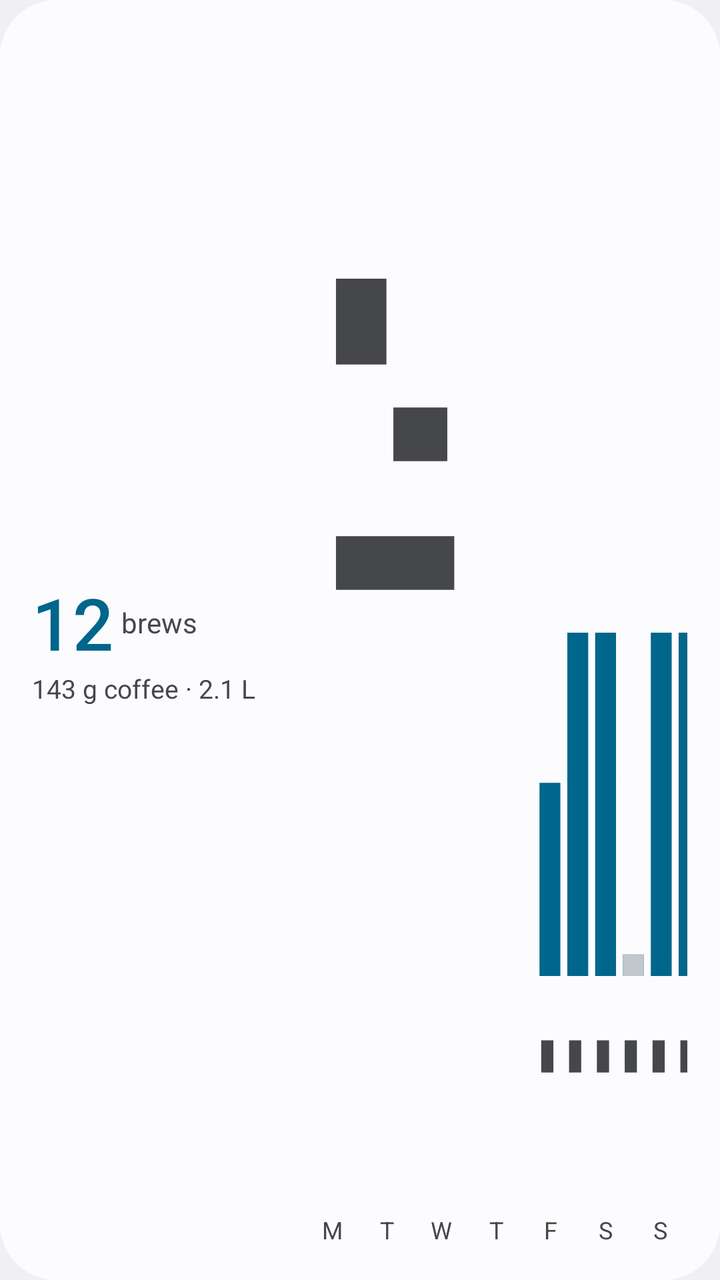
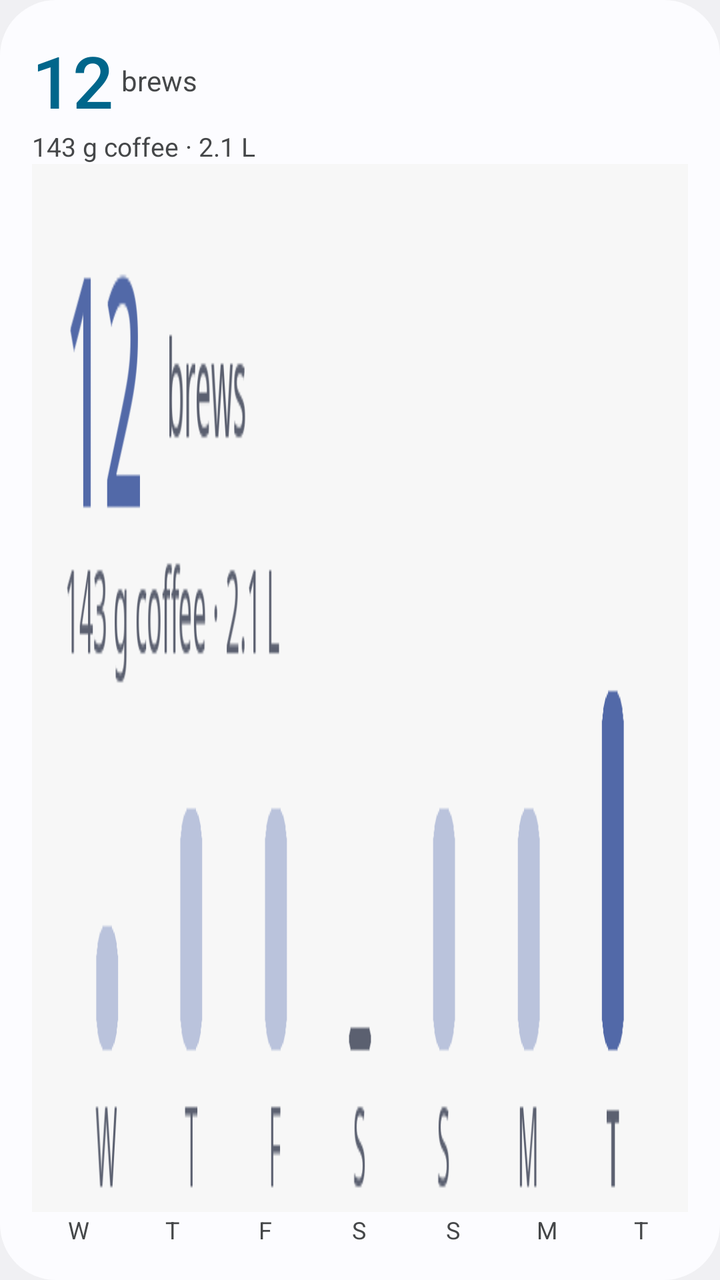

Two renders of the same Android screen: before a commit and after it. Below are the layout's source before the change and the commit's diff.
<!-- AndroidManifest.xml: application theme Theme.App -->
<!-- res/layout/widget_week_preview.xml -->
<?xml version="1.0" encoding="utf-8"?>
<LinearLayout xmlns:android="http://schemas.android.com/apk/res/android" android:id="@android:id/background" android:layout_width="match_parent" android:layout_height="match_parent" android:orientation="horizontal" android:gravity="center_vertical" android:background="@drawable/widget_brew_background" android:padding="16dp">
    <LinearLayout android:layout_width="0dp" android:layout_height="match_parent" android:layout_weight="1" android:gravity="center_vertical" android:orientation="vertical">
        <LinearLayout android:layout_width="match_parent" android:layout_height="wrap_content" android:gravity="center_vertical" android:orientation="horizontal"><TextView android:layout_width="wrap_content" android:layout_height="wrap_content" android:text="12" android:fontFamily="sans-serif-medium" android:textColor="@color/widget_hero_text" android:textSize="36sp"/><TextView android:layout_width="wrap_content" android:layout_height="wrap_content" android:layout_marginStart="4dp" android:text="brews" android:textColor="@color/widget_secondary_text" android:textSize="14sp"/></LinearLayout>
        <TextView android:layout_width="match_parent" android:layout_height="wrap_content" android:text="143 g coffee · 2.1 L" android:textColor="@color/widget_secondary_text" android:textSize="13sp"/>
    </LinearLayout>
    <LinearLayout android:layout_width="0dp" android:layout_height="match_parent" android:layout_weight="1.4" android:orientation="vertical">
        <ImageView android:layout_width="match_parent" android:layout_height="0dp" android:layout_weight="1" android:src="@drawable/widget_week_preview" android:scaleType="fitXY"/>
        <LinearLayout android:layout_width="match_parent" android:layout_height="18dp" android:orientation="horizontal"><TextView style="@style/WeekDay" android:text="M"/><TextView style="@style/WeekDay" android:text="T"/><TextView style="@style/WeekDay" android:text="W"/><TextView style="@style/WeekDay" android:text="T"/><TextView style="@style/WeekDay" android:text="F"/><TextView style="@style/WeekDay" android:text="S"/><TextView style="@style/WeekDay" android:text="S"/></LinearLayout>
    </LinearLayout>
</LinearLayout>
<!-- resources referenced by this layout -->
<resources>
  <color name="widget_hero_text">@android:color/system_accent1_600</color>
  <color name="widget_secondary_text">@android:color/system_neutral1_700</color>
  <!-- drawable widget_brew_background (drawable) -->
  <?xml version="1.0" encoding="utf-8"?>
  <shape xmlns:android="http://schemas.android.com/apk/res/android" android:shape="rectangle">
      <solid android:color="@color/widget_background" />
      <corners android:radius="@android:dimen/system_app_widget_background_radius" />
  </shape>
  <!-- drawable widget_week_preview (drawable) -->
  <vector xmlns:android="http://schemas.android.com/apk/res/android" android:width="220dp" android:height="110dp" android:viewportWidth="220" android:viewportHeight="110">
      <path android:fillColor="@color/widget_background" android:pathData="M8,0h204a8,8 0,0 1,8 8v94h-220v-94a8,8 0,0 1,8 -8" />
      <path android:fillColor="@color/widget_hero_text" android:pathData="M135,88h12v-18h-12zM151,88h12v-32h-12zM167,88h12v-32h-12zM183,88h12v-2h-12zM199,88h12v-32h-12zM215,88h5v-32h-5z" />
      <path android:fillColor="@color/widget_outline" android:pathData="M183,86h12v2h-12z" />
      <path android:fillColor="@color/widget_secondary_text" android:pathData="M18,23h29v8h-29zM51,35h31v5h-31zM18,47h68v5h-68zM136,94h7v3h-7zM152,94h7v3h-7zM168,94h7v3h-7zM184,94h7v3h-7zM200,94h7v3h-7zM216,94h4v3h-4z" />
  </vector>
  <style name="WeekDay">
          <item name="android:layout_width">0dp</item><item name="android:layout_height">match_parent</item><item name="android:layout_weight">1</item>
          <item name="android:gravity">center</item><item name="android:textColor">@color/widget_secondary_text</item><item name="android:textSize">12sp</item>
      </style>
  <style name="Theme.App" parent="android:Theme.DeviceDefault.Light.NoActionBar" />
  <color name="widget_background">@android:color/system_neutral1_10</color>
  <color name="widget_outline">@android:color/system_neutral2_200</color>
</resources>

<!-- the commit's change to res/layout/widget_week_preview.xml (unified diff, before → after) -->
@@ -1,11 +1,7 @@
 <?xml version="1.0" encoding="utf-8"?>
-<LinearLayout xmlns:android="http://schemas.android.com/apk/res/android" android:id="@android:id/background" android:layout_width="match_parent" android:layout_height="match_parent" android:orientation="horizontal" android:gravity="center_vertical" android:background="@drawable/widget_brew_background" android:padding="16dp">
-    <LinearLayout android:layout_width="0dp" android:layout_height="match_parent" android:layout_weight="1" android:gravity="center_vertical" android:orientation="vertical">
-        <LinearLayout android:layout_width="match_parent" android:layout_height="wrap_content" android:gravity="center_vertical" android:orientation="horizontal"><TextView android:layout_width="wrap_content" android:layout_height="wrap_content" android:text="12" android:fontFamily="sans-serif-medium" android:textColor="@color/widget_hero_text" android:textSize="36sp"/><TextView android:layout_width="wrap_content" android:layout_height="wrap_content" android:layout_marginStart="4dp" android:text="brews" android:textColor="@color/widget_secondary_text" android:textSize="14sp"/></LinearLayout>
-        <TextView android:layout_width="match_parent" android:layout_height="wrap_content" android:text="143 g coffee · 2.1 L" android:textColor="@color/widget_secondary_text" android:textSize="13sp"/>
-    </LinearLayout>
-    <LinearLayout android:layout_width="0dp" android:layout_height="match_parent" android:layout_weight="1.4" android:orientation="vertical">
-        <ImageView android:layout_width="match_parent" android:layout_height="0dp" android:layout_weight="1" android:src="@drawable/widget_week_preview" android:scaleType="fitXY"/>
-        <LinearLayout android:layout_width="match_parent" android:layout_height="18dp" android:orientation="horizontal"><TextView style="@style/WeekDay" android:text="M"/><TextView style="@style/WeekDay" android:text="T"/><TextView style="@style/WeekDay" android:text="W"/><TextView style="@style/WeekDay" android:text="T"/><TextView style="@style/WeekDay" android:text="F"/><TextView style="@style/WeekDay" android:text="S"/><TextView style="@style/WeekDay" android:text="S"/></LinearLayout>
-    </LinearLayout>
+<LinearLayout xmlns:android="http://schemas.android.com/apk/res/android" android:id="@android:id/background" android:layout_width="match_parent" android:layout_height="match_parent" android:background="@drawable/widget_brew_background" android:padding="16dp" android:orientation="vertical">
+    <LinearLayout android:layout_width="match_parent" android:layout_height="wrap_content" android:gravity="center_vertical" android:orientation="horizontal"><TextView android:layout_width="wrap_content" android:layout_height="wrap_content" android:text="12" android:fontFamily="sans-serif-medium" android:textColor="@color/widget_hero_text" android:textSize="36sp"/><TextView android:layout_width="wrap_content" android:layout_height="wrap_content" android:layout_marginStart="4dp" android:text="@string/week_preview_count_unit" android:textColor="@color/widget_secondary_text" android:textSize="14sp"/></LinearLayout>
+    <TextView android:layout_width="match_parent" android:layout_height="wrap_content" android:maxLines="1" android:singleLine="true" android:ellipsize="end" android:text="@string/week_preview_stats" android:textColor="@color/widget_secondary_text" android:textSize="13sp"/>
+    <ImageView android:layout_width="match_parent" android:layout_height="0dp" android:layout_weight="1" android:src="@drawable/widget_week_preview_image" android:scaleType="fitXY"/>
+    <LinearLayout android:layout_width="match_parent" android:layout_height="18dp" android:orientation="horizontal"><TextView style="@style/WeekDay" android:text="@string/week_preview_day_0"/><TextView style="@style/WeekDay" android:text="@string/week_preview_day_1"/><TextView style="@style/WeekDay" android:text="@string/week_preview_day_2"/><TextView style="@style/WeekDay" android:text="@string/week_preview_day_3"/><TextView style="@style/WeekDay" android:text="@string/week_preview_day_4"/><TextView style="@style/WeekDay" android:text="@string/week_preview_day_5"/><TextView style="@style/WeekDay" android:text="@string/week_preview_day_6"/></LinearLayout>
 </LinearLayout>
<!-- resource entries referenced after the edit -->
@@ -8,19 +8,21 @@
       <solid android:color="@color/widget_background" />
       <corners android:radius="@android:dimen/system_app_widget_background_radius" />
   </shape>
-  <!-- drawable widget_week_preview (drawable) -->
-  <vector xmlns:android="http://schemas.android.com/apk/res/android" android:width="220dp" android:height="110dp" android:viewportWidth="220" android:viewportHeight="110">
-      <path android:fillColor="@color/widget_background" android:pathData="M8,0h204a8,8 0,0 1,8 8v94h-220v-94a8,8 0,0 1,8 -8" />
-      <path android:fillColor="@color/widget_hero_text" android:pathData="M135,88h12v-18h-12zM151,88h12v-32h-12zM167,88h12v-32h-12zM183,88h12v-2h-12zM199,88h12v-32h-12zM215,88h5v-32h-5z" />
-      <path android:fillColor="@color/widget_outline" android:pathData="M183,86h12v2h-12z" />
-      <path android:fillColor="@color/widget_secondary_text" android:pathData="M18,23h29v8h-29zM51,35h31v5h-31zM18,47h68v5h-68zM136,94h7v3h-7zM152,94h7v3h-7zM168,94h7v3h-7zM184,94h7v3h-7zM200,94h7v3h-7zM216,94h4v3h-4z" />
-  </vector>
+  <!-- drawable widget_week_preview_image: png bitmap (drawable-night-nodpi, 14186 bytes) -->
+  <string name="week_preview_count_unit">brews</string>
+  <string name="week_preview_day_0">W</string>
+  <string name="week_preview_day_1">T</string>
+  <string name="week_preview_day_2">F</string>
+  <string name="week_preview_day_3">S</string>
+  <string name="week_preview_day_4">S</string>
+  <string name="week_preview_day_5">M</string>
+  <string name="week_preview_day_6">T</string>
+  <string name="week_preview_stats" translatable="false">143 g coffee · 2.1 L</string>
   <style name="WeekDay">
           <item name="android:layout_width">0dp</item><item name="android:layout_height">match_parent</item><item name="android:layout_weight">1</item>
           <item name="android:gravity">center</item><item name="android:textColor">@color/widget_secondary_text</item><item name="android:textSize">12sp</item>
       </style>
   <style name="Theme.App" parent="android:Theme.DeviceDefault.Light.NoActionBar" />
   <color name="widget_background">@android:color/system_neutral1_10</color>
-  <color name="widget_outline">@android:color/system_neutral2_200</color>
 </resources>
 
